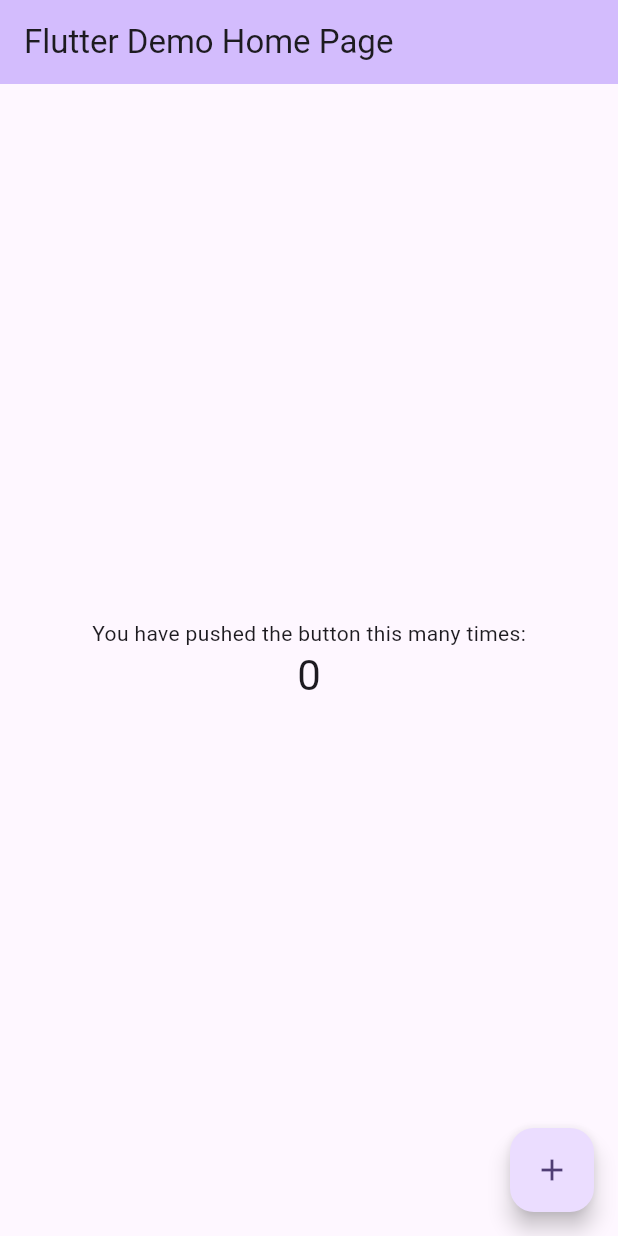
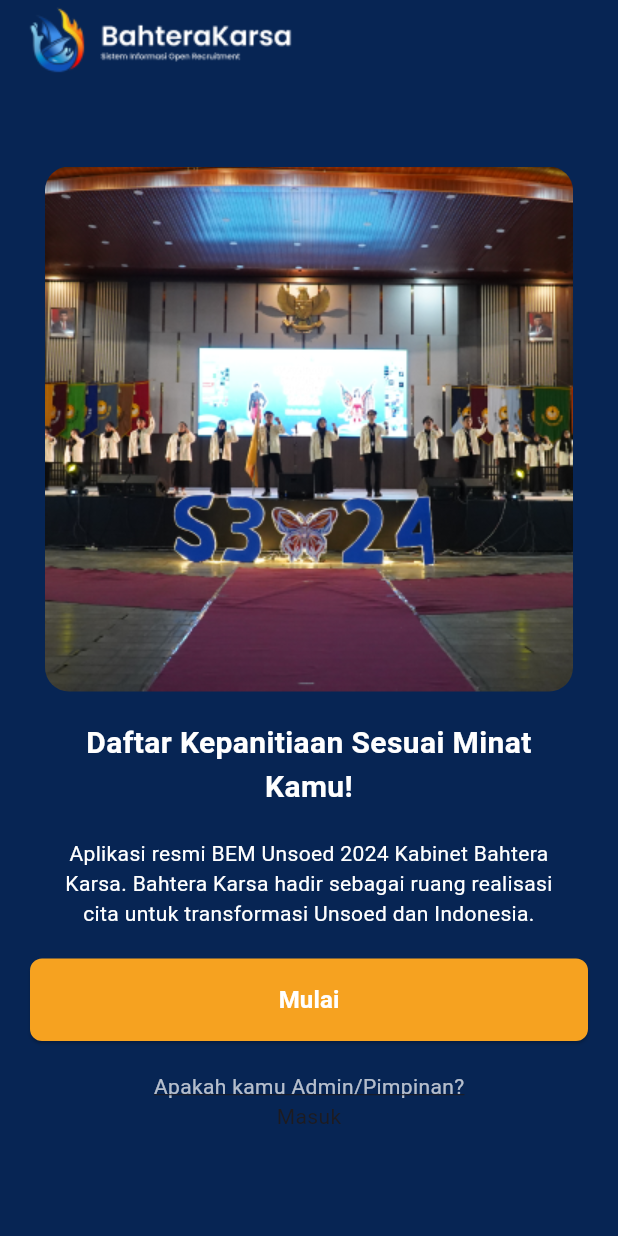
Before and after one commit to akzuha/sirek-mobile, a Flutter app: the screen it shows after launch, on a phone screen of 412 x 824 dp. Run offline on Flutter 3.47's test engine with Material 3 defaults, Android fonts, the phone set to English and light mode, and no system bars; our stand-ins replace shared_preferences.

Commit message:
commit sirek

```diff
--- /dev/null
+++ b/lib/landing.dart
@@ -0,0 +1,140 @@
+import 'package:flutter/material.dart';
+import 'package:sirek/ui/login_page.dart';
+
+class Landing extends StatelessWidget {
+  const Landing({super.key, required String title});
+
+  void _showDialog(BuildContext context, String pesan, Widget alamat) {
+  showDialog(
+    context: context,
+    builder: (BuildContext dialogContext) {
+      return AlertDialog(
+        title: Text(pesan),
+        actions: [
+          TextButton(
+            child: const Text('Ok'),
+            onPressed: () {
+              // Close the dialog
+              Navigator.pop(dialogContext);
+
+              // Navigate to the next page
+              Navigator.push(
+                context,
+                MaterialPageRoute(
+                  builder: (context) => alamat,
+                ),
+              );
+            },
+          ),
+        ],
+      );
+    },
+  );
+}
+
+
+  @override
+  Widget build(BuildContext context) {
+    return Scaffold(
+      appBar: AppBar(
+        title: Image.asset("images/iconsirek.png"),
+        backgroundColor: const Color(0xFF072554),
+      ),
+      backgroundColor: const Color(0xFF072554),
+      body: SafeArea(
+        child: Center(
+          child: SingleChildScrollView(
+            child: Column(
+              crossAxisAlignment: CrossAxisAlignment.center,
+              children: [
+                const SizedBox(height: 5),
+                Padding(
+                  padding: const EdgeInsets.symmetric(horizontal: 20),
+                  child: ClipRRect(
+                    borderRadius: BorderRadius.circular(16),
+                    child: Image.asset(
+                      "images/landingsirek.png",
+                      fit: BoxFit.cover,
+                    ),
+                  ),
+                ),
+                const SizedBox(height: 20),
+                const Padding(
+                  padding: EdgeInsets.symmetric(horizontal: 30),
+                  child: Text(
+                    "Daftar Kepanitiaan Sesuai Minat Kamu!",
+                    textAlign: TextAlign.center,
+                    style: TextStyle(
+                      fontSize: 20,
+                      fontWeight: FontWeight.bold,
+                      color: Colors.white,
+                    ),
+                  ),
+                ),
+                const SizedBox(height: 20),
+                const Padding(
+                  padding: EdgeInsets.symmetric(horizontal: 30),
+                  child: Text(
+                    'Aplikasi resmi BEM Unsoed 2024 Kabinet Bahtera Karsa. Bahtera Karsa hadir sebagai ruang realisasi cita untuk transformasi Unsoed dan Indonesia.',
+                    textAlign: TextAlign.center,
+                    style: TextStyle(
+                      fontSize: 14,
+                      color: Colors.white,
+                    ),
+                  ),
+                ),
+                const SizedBox(height: 20),
+                Padding(
+                  padding: const EdgeInsets.symmetric(horizontal: 20),
+                  child: ElevatedButton(
+                    style: ElevatedButton.styleFrom(
+                      backgroundColor: const Color(0xFFF6A220),
+                      shape: RoundedRectangleBorder(
+                        borderRadius: BorderRadius.circular(8),
+                      ),
+                      padding: const EdgeInsets.symmetric(vertical: 16),
+                    ),
+                    onPressed: () {},
+                    child: const Center(
+                      child: Text(
+                        'Mulai',
+                        style: TextStyle(
+                          fontSize: 16,
+                          fontWeight: FontWeight.bold,
+                          color: Colors.white,
+                        ),
+                      ),
+                    ),
+                  ),
+                ),
+                const SizedBox(height: 20),
+                const Padding(
+                  padding: EdgeInsets.symmetric(horizontal: 20),
+                  child: Text(
+                    'Apakah kamu Admin/Pimpinan?',
+                    style: TextStyle(
+                      fontSize: 14,
+                      color: Colors.white70,
+                      decoration: TextDecoration.underline,
+                    ),
+                  ),
+                ),
+                InkWell(
+                  child: const Text('Masuk'),
+                  onTap: () {
+                    _showDialog(
+                      context,
+                      'Silahkan Login',
+                      const Loginpage(),
+                    );
+                  },
+                ),
+                const SizedBox(height: 20),
+              ],
+            ),
+          ),
+        ),
+      ),
+    );
+  }
+}
--- a/lib/main.dart
+++ b/lib/main.dart
@@ -1,4 +1,5 @@
 import 'package:flutter/material.dart';
+import 'package:sirek/landing.dart';
 
 void main() {
   runApp(const MyApp());
@@ -7,119 +8,11 @@
 class MyApp extends StatelessWidget {
   const MyApp({super.key});
 
-  // This widget is the root of your application.
   @override
   Widget build(BuildContext context) {
-    return MaterialApp(
-      title: 'Flutter Demo',
-      theme: ThemeData(
-        // This is the theme of your application.
-        //
-        // TRY THIS: Try running your application with "flutter run". You'll see
-        // the application has a purple toolbar. Then, without quitting the app,
-        // try changing the seedColor in the colorScheme below to Colors.green
-        // and then invoke "hot reload" (save your changes or press the "hot
-        // reload" button in a Flutter-supported IDE, or press "r" if you used
-        // the command line to start the app).
-        //
-        // Notice that the counter didn't reset back to zero; the application
-        // state is not lost during the reload. To reset the state, use hot
-        // restart instead.
-        //
-        // This works for code too, not just values: Most code changes can be
-        // tested with just a hot reload.
-        colorScheme: ColorScheme.fromSeed(seedColor: Colors.deepPurple),
-        useMaterial3: true,
-      ),
-      home: const MyHomePage(title: 'Flutter Demo Home Page'),
+    return const MaterialApp(
+      title: "Sirek BEM Unsoed",
+      home: Landing(title: 'Sirek Mobile',),
     );
   }
 }
-
-class MyHomePage extends StatefulWidget {
-  const MyHomePage({super.key, required this.title});
-
-  // This widget is the home page of your application. It is stateful, meaning
-  // that it has a State object (defined below) that contains fields that affect
-  // how it looks.
-
-  // This class is the configuration for the state. It holds the values (in this
-  // case the title) provided by the parent (in this case the App widget) and
-  // used by the build method of the State. Fields in a Widget subclass are
-  // always marked "final".
-
-  final String title;
-
-  @override
-  State<MyHomePage> createState() => _MyHomePageState();
-}
-
-class _MyHomePageState extends State<MyHomePage> {
-  int _counter = 0;
-
-  void _incrementCounter() {
-    setState(() {
-      // This call to setState tells the Flutter framework that something has
-      // changed in this State, which causes it to rerun the build method below
-      // so that the display can reflect the updated values. If we changed
-      // _counter without calling setState(), then the build method would not be
-      // called again, and so nothing would appear to happen.
-      _counter++;
-    });
-  }
-
-  @override
-  Widget build(BuildContext context) {
-    // This method is rerun every time setState is called, for instance as done
-    // by the _incrementCounter method above.
-    //
-    // The Flutter framework has been optimized to make rerunning build methods
-    // fast, so that you can just rebuild anything that needs updating rather
-    // than having to individually change instances of widgets.
-    return Scaffold(
-      appBar: AppBar(
-        // TRY THIS: Try changing the color here to a specific color (to
-        // Colors.amber, perhaps?) and trigger a hot reload to see the AppBar
-        // change color while the other colors stay the same.
-        backgroundColor: Theme.of(context).colorScheme.inversePrimary,
-        // Here we take the value from the MyHomePage object that was created by
-        // the App.build method, and use it to set our appbar title.
-        title: Text(widget.title),
-      ),
-      body: Center(
-        // Center is a layout widget. It takes a single child and positions it
-        // in the middle of the parent.
-        child: Column(
-          // Column is also a layout widget. It takes a list of children and
-          // arranges them vertically. By default, it sizes itself to fit its
-          // children horizontally, and tries to be as tall as its parent.
-          //
-          // Column has various properties to control how it sizes itself and
-          // how it positions its children. Here we use mainAxisAlignment to
-          // center the children vertically; the main axis here is the vertical
-          // axis because Columns are vertical (the cross axis would be
-          // horizontal).
-          //
-          // TRY THIS: Invoke "debug painting" (choose the "Toggle Debug Paint"
-          // action in the IDE, or press "p" in the console), to see the
-          // wireframe for each widget.
-          mainAxisAlignment: MainAxisAlignment.center,
-          children: <Widget>[
-            const Text(
-              'You have pushed the button this many times:',
-            ),
-            Text(
-              '$_counter',
-              style: Theme.of(context).textTheme.headlineMedium,
-            ),
-          ],
-        ),
-      ),
-      floatingActionButton: FloatingActionButton(
-        onPressed: _incrementCounter,
-        tooltip: 'Increment',
-        child: const Icon(Icons.add),
-      ), // This trailing comma makes auto-formatting nicer for build methods.
-    );
-  }
-}
```
Also changed, not shown: lib/admin/dashboard.dart (added, +10 -0 lines), lib/ui/login_page.dart (added, +96 -0 lines), pubspec.yaml (+7 -67 lines), flutter_01.png (added), images/iconsirek.png (added), images/landingsirek.png (added), pubspec.lock, 1 other file.
